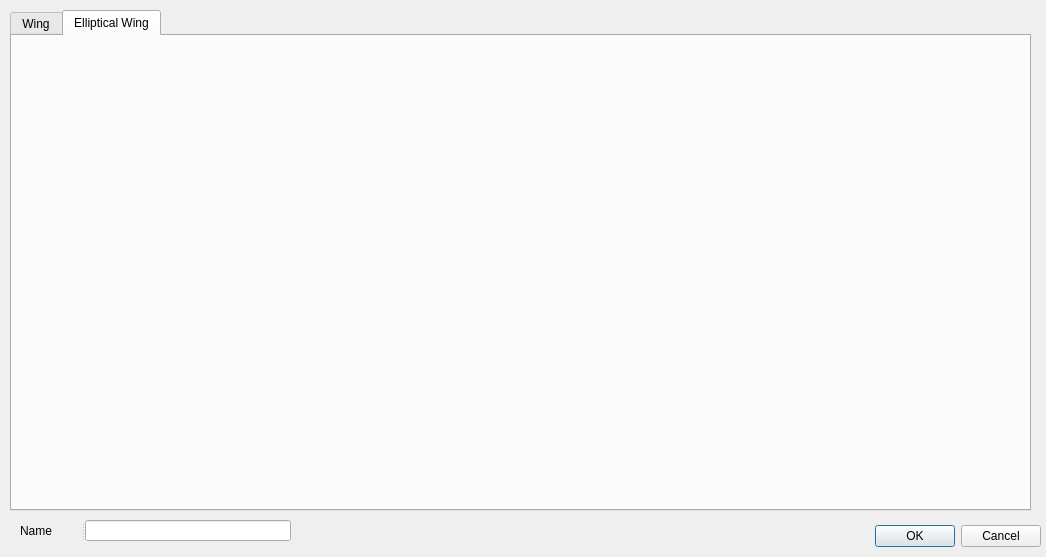
FredsFactory/FreeCAD_AirPlaneDesign, file resources/airPlaneDesignWingdialog.ui: the form before one commit.
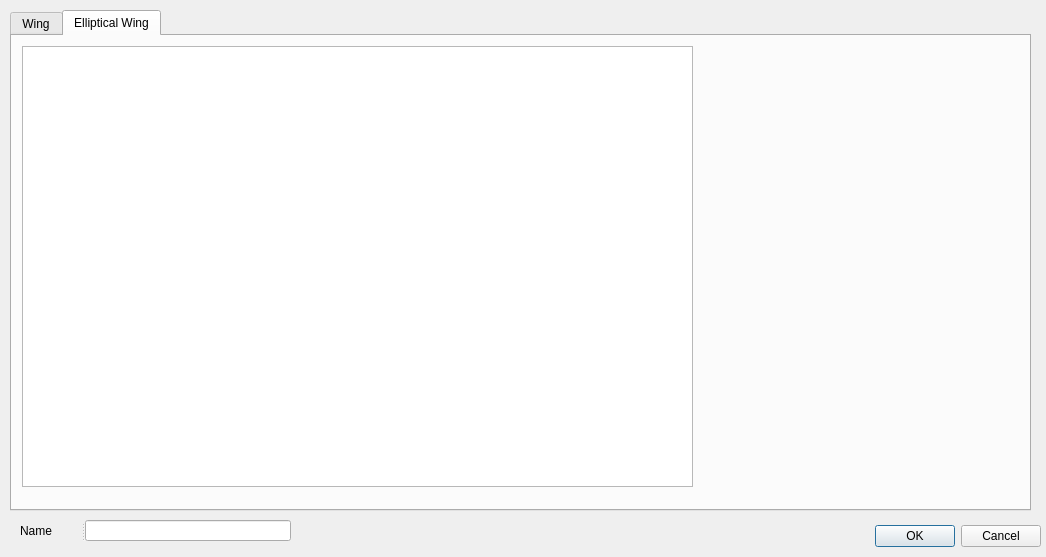
The form after the commit. The open tabs and pages were chosen to show the change.

```diff
--- a/resources/airPlaneDesignWingdialog.ui
+++ b/resources/airPlaneDesignWingdialog.ui
@@ -193,6 +193,16 @@
     <attribute name="title">
      <string>Elliptical Wing</string>
     </attribute>
+    <widget class="QGraphicsView" name="graphicsView">
+     <property name="geometry">
+      <rect>
+       <x>10</x>
+       <y>10</y>
+       <width>671</width>
+       <height>441</height>
+      </rect>
+     </property>
+    </widget>
    </widget>
   </widget>
   <widget class="QDialogButtonBox" name="buttonBox">
```
Left out of the diff: 2 changed lines with no effect on the pictures.
